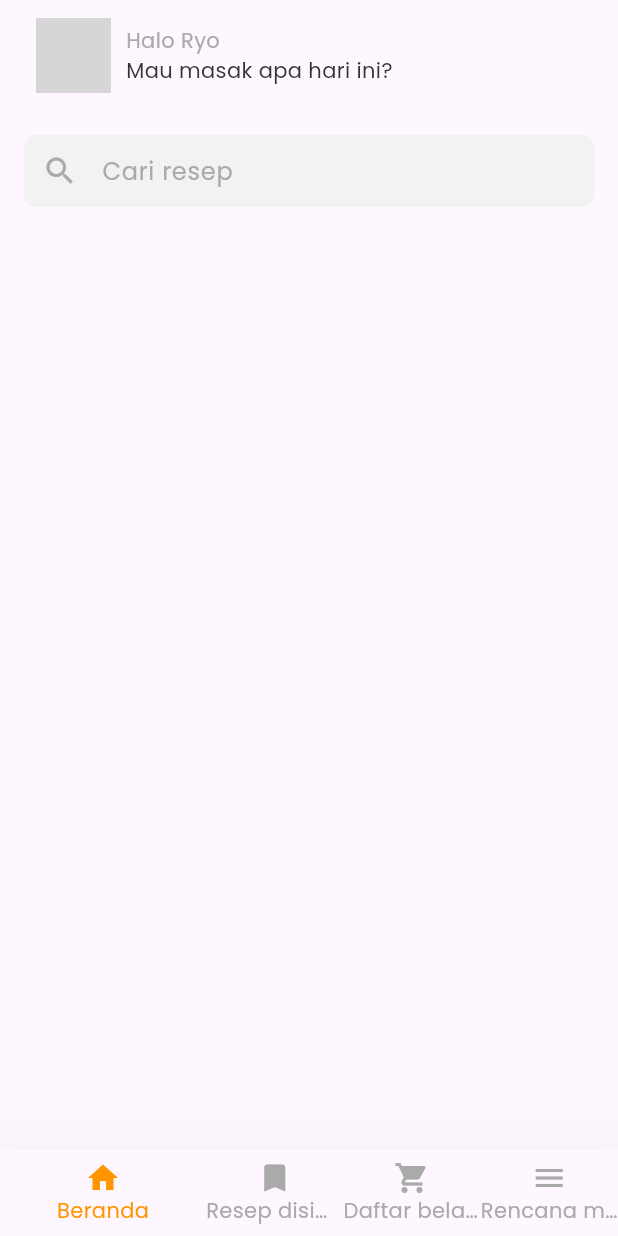
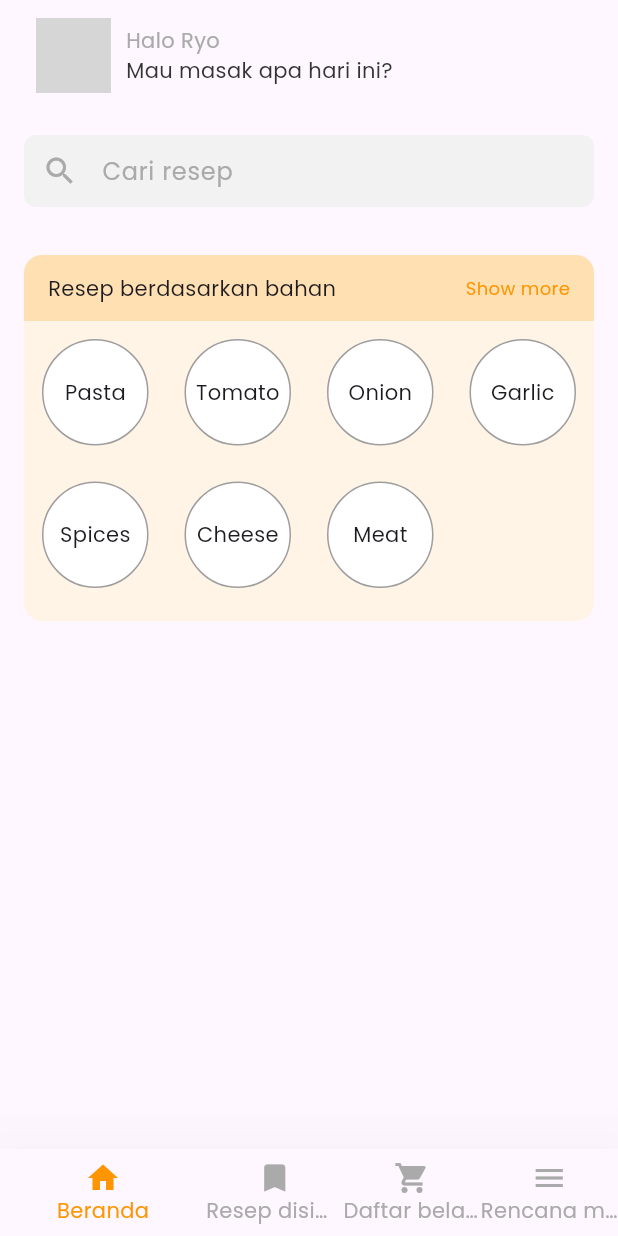
Before and after one commit to ryokf/CookSmart, a Flutter app: the screen it shows after launch, on a phone screen of 412 x 824 dp. Run offline on Flutter 3.47's test engine with Material 3 defaults, Android fonts, the phone set to English and light mode, and no system bars; our stand-ins replace go_router, google_fonts; network calls fail; grey boxes are pictures that could not be loaded.

Commit message:
✨feature: ingridient section homepage

```diff
--- a/lib/Pages/HomePage.dart
+++ b/lib/Pages/HomePage/Header.dart
@@ -1,13 +1,11 @@
-import 'package:cook_smart/Components/SearchInput.dart';
 import 'package:cook_smart/Themes/themes.dart';
 import 'package:flutter/cupertino.dart';
-import 'package:flutter/material.dart';
-import 'package:flutter/widgets.dart';
 
-class HomePage extends StatelessWidget {
-  const HomePage({super.key});
+class Header extends StatelessWidget {
+  const Header({super.key});
 
-  Widget Header() {
+  @override
+  Widget build(BuildContext context) {
     return Container(
       margin: const EdgeInsets.symmetric(horizontal: 24, vertical: 12),
       child: Row(
@@ -43,16 +41,4 @@ class HomePage extends StatelessWidget {
       ),
     );
   }
-
-  @override
-  Widget build(BuildContext context) {
-    return Center(
-      child: Column(
-        children: [
-          Header(),
-          SearchInput(),
-        ],
-      ),
-    );
-  }
 }
--- /dev/null
+++ b/lib/Pages/HomePage/HomePage.dart
@@ -0,0 +1,23 @@
+import 'package:cook_smart/Components/SearchInput.dart';
+import 'package:cook_smart/Pages/HomePage/Header.dart';
+import 'package:cook_smart/Pages/HomePage/IngredientsSection.dart';
+import 'package:flutter/cupertino.dart';
+import 'package:flutter/material.dart';
+import 'package:flutter/widgets.dart';
+
+class HomePage extends StatelessWidget {
+  const HomePage({super.key});
+
+  @override
+  Widget build(BuildContext context) {
+    return Center(
+      child: Column(
+        children: [
+          Header(),
+          SearchInput(),
+          IngredientSection(),
+        ],
+      ),
+    );
+  }
+}
--- /dev/null
+++ b/lib/Pages/HomePage/IngredientsSection.dart
@@ -0,0 +1,79 @@
+import 'package:cook_smart/Themes/themes.dart';
+import 'package:flutter/cupertino.dart';
+import 'package:flutter/material.dart';
+
+class IngredientSection extends StatelessWidget {
+  IngredientSection({super.key});
+
+  final List<String> ingredients = [
+    'Pasta',
+    'Tomato',
+    'Onion',
+    'Garlic',
+    'Spices',
+    'Cheese',
+    'Meat',
+  ];
+
+  @override
+  Widget build(BuildContext context) {
+    return Padding(
+        padding: const EdgeInsets.all(16.0),
+        child: Container(
+          decoration: BoxDecoration(
+            color: secondaryColor, // Background warna krem
+            borderRadius: BorderRadius.circular(12),
+          ),
+          child: Column(
+            mainAxisSize: MainAxisSize.min,
+            crossAxisAlignment: CrossAxisAlignment.start,
+            children: [
+              Container(
+                padding: const EdgeInsets.symmetric(
+                  horizontal: 16,
+                  vertical: 12,
+                ),
+                decoration:  BoxDecoration(
+                  color: Colors.orange[100], // Warna header lebih gelap
+                  borderRadius: BorderRadius.only(
+                    topLeft: Radius.circular(12),
+                    topRight: Radius.circular(12),
+                  ),
+                ),
+                child: Row(
+                  mainAxisAlignment: MainAxisAlignment.spaceBetween,
+                  children: [
+                    Text(
+                      "Resep berdasarkan bahan",
+
+                    ),
+                    Text(
+                      "Show more",
+                      style: TextStyle(
+                        fontSize: fontSizeSmall,
+                        color: primaryColor,
+                      ),
+                    ),
+                  ],
+                ),
+              ),
+              Container(
+                height: 200,
+                child: GridView.builder(gridDelegate: const SliverGridDelegateWithFixedCrossAxisCount(crossAxisCount: 4), itemCount: ingredients.length, itemBuilder: (context, index) {
+                  final ingredient = ingredients[index];
+                  return Container(
+                    margin: const EdgeInsets.all(12),
+                    decoration: BoxDecoration(
+                      color: Colors.white,
+                      borderRadius: BorderRadius.circular(fullRounded),
+                      border: Border.all(color: Colors.grey),
+                    ),
+                    child: Center(child: Text(ingredient)),
+                  );
+                }),
+              ), // Area kosong untuk konten
+            ],
+          ),
+        ));
+  }
+}
--- a/lib/Pages/MainPage.dart
+++ b/lib/Pages/MainPage.dart
@@ -1,4 +1,4 @@
-import 'package:cook_smart/Pages/HomePage.dart';
+import 'package:cook_smart/Pages/HomePage/HomePage.dart';
 import 'package:cook_smart/Themes/themes.dart';
 import 'package:flutter/material.dart';
 
```
